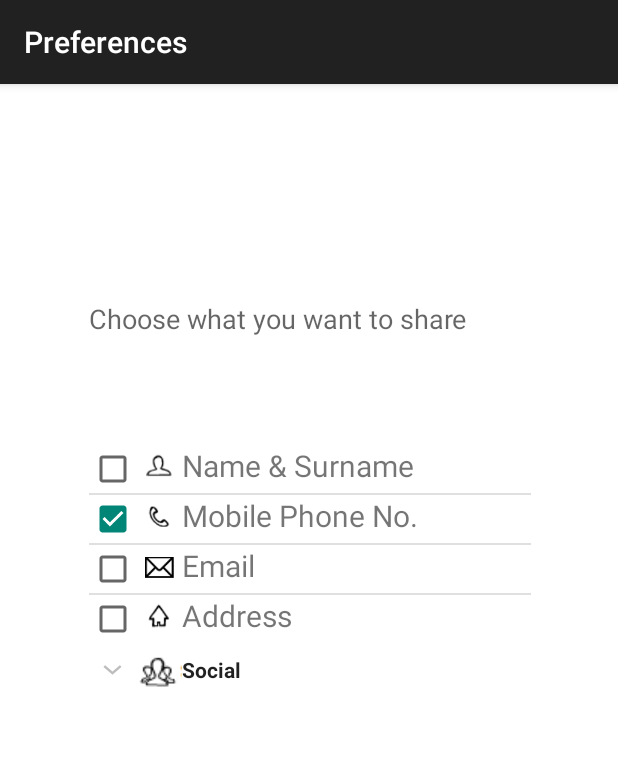
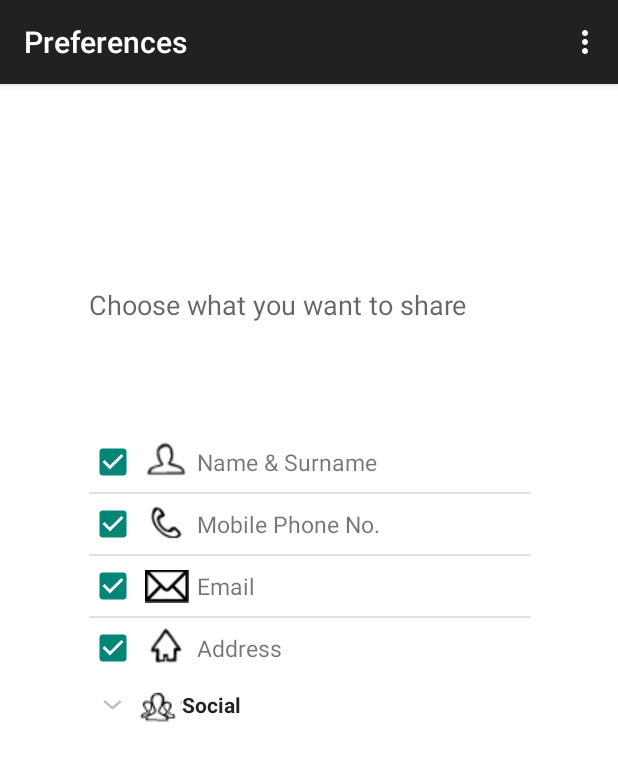
Before and after one commit to mvladm14/salute, an Android app: the Preferences screen opened directly, with no data from a screen before it, on a phone screen of 412 x 824 dp. Shown: the top 761 px of the screen. Run offline under Robolectric (Android 15) with nearby library versions, the phone set to English and light mode, and no system bars.

Commit message:
small ui enhancements

```diff
--- a/app/src/main/java/com/salve/activities/Preferences.java
+++ b/app/src/main/java/com/salve/activities/Preferences.java
@@ -1,8 +1,11 @@
 package com.salve.activities;
 
+import android.content.Intent;
 import android.os.Bundle;
 import android.support.v7.app.AppCompatActivity;
 import android.util.SparseArray;
+import android.view.Menu;
+import android.view.MenuItem;
 import android.widget.ArrayAdapter;
 import android.widget.ExpandableListView;
 import android.widget.ListView;
@@ -56,12 +59,42 @@ public class Preferences extends AppCompatActivity {
         list.add(get("Mobile Phone No.", R.drawable.mobilephoneno));
         list.add(get("Email", R.drawable.email));
         list.add(get("Address", R.drawable.address));
-        // Initially select one of the items
-        list.get(1).setSelected(true);
+
+        selectMainItems(list);
+
         return list;
+    }
+
+    private void selectMainItems(List<PreferencesModel> list) {
+        for (int i = 0; i < 4; i++) {
+            list.get(i).setSelected(true);
+        }
     }
 
     private PreferencesModel get(String s, int resId) {
         return new PreferencesModel(s, resId);
     }
+
+    @Override
+    public boolean onCreateOptionsMenu(Menu menu) {
+        // Inflate the menu; this adds items to the action bar if it is present.
+        getMenuInflater().inflate(R.menu.menu_main_screen, menu);
+        return true;
+    }
+
+    @Override
+    public boolean onOptionsItemSelected(MenuItem item) {
+        // Handle action bar item clicks here. The action bar will
+        // automatically handle clicks on the Home/Up button, so long
+        // as you specify a parent activity in AndroidManifest.xml.
+        int id = item.getItemId();
+
+        //noinspection SimplifiableIfStatement
+        if (id == R.id.menu_preferences) {
+            Intent intent = new Intent(this, Preferences.class);
+            startActivity(intent);
+        }
+
+        return super.onOptionsItemSelected(item);
+    }
 }
--- a/app/src/main/res/layout/activity_preferences.xml
+++ b/app/src/main/res/layout/activity_preferences.xml
@@ -42,7 +42,8 @@
                     android:layout_gravity="center"
                     android:text="@string/preferences_infoMessage"
                     android:textAlignment="center"
-                    android:textAppearance="?android:attr/textAppearanceMedium" />
+                    android:textAppearance="?android:attr/textAppearanceMedium"
+                    android:paddingBottom="5dp"/>
 
             </LinearLayout>
 
--- a/app/src/main/res/layout/preferences_rowbuttonlayout.xml
+++ b/app/src/main/res/layout/preferences_rowbuttonlayout.xml
@@ -6,12 +6,13 @@
     <CheckBox
         android:id="@+id/preferences_row_checkBox"
         android:layout_width="wrap_content"
-        android:layout_height="wrap_content"/>
+        android:layout_height="wrap_content"
+        android:layout_gravity="center"/>
 
     <ImageView
         android:id="@+id/preferences_row_image"
-        android:layout_width="30dp"
-        android:layout_height="30dp"
+        android:layout_width="40dp"
+        android:layout_height="40dp"
         android:padding="5dp"/>
 
     <TextView
@@ -19,7 +20,8 @@
         android:layout_width="wrap_content"
         android:layout_height="wrap_content"
         android:text="@+id/label"
-        android:textSize="30px"/>
+        android:layout_gravity="center"
+        android:textSize="15dp"/>
 
 
 </LinearLayout>
```
Also changed, not shown: app/src/main/res/drawable/facebook.jpg, app/src/main/res/drawable/linkedin.png, app/src/main/res/drawable/twitter.png.
